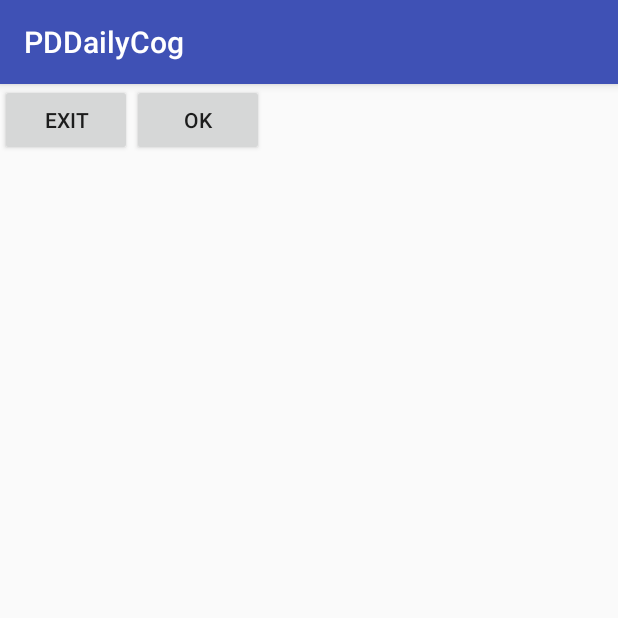
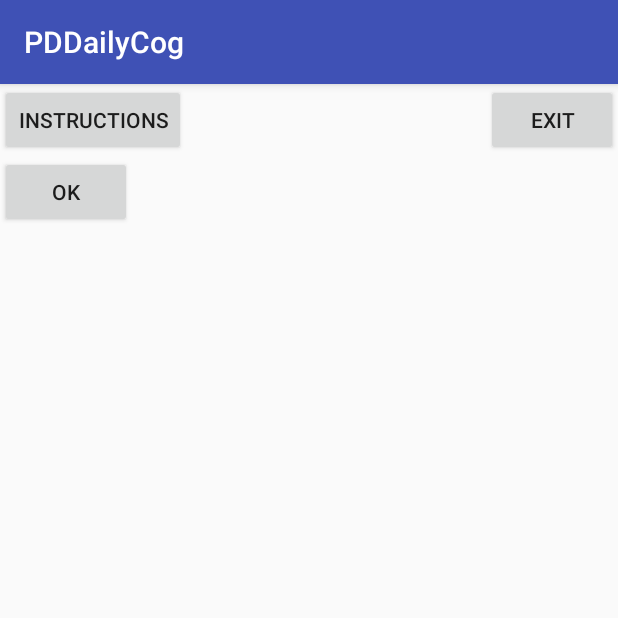
Before and after one commit to shanih/PDDailyCog, an Android app: the TrialChoreActivity screen opened directly, with no data from a screen before it, on a phone screen of 412 x 824 dp, the top half of it. Run offline under Robolectric (Android 15) with nearby library versions, the phone set to English and light mode, and no system bars; our stand-ins replace ButterKnife, Firebase (no records; nobody signed in at launch, a user with empty details on screens opened directly); 2 statements that could not run were skipped.

Commit message:
add fragments - image and instrc

```diff
--- a/app/build.gradle
+++ b/app/build.gradle
@@ -43,4 +43,6 @@ dependencies {
 
 
 
+
+
 apply plugin: 'com.google.gms.google-services'
--- a/app/src/main/java/il/ac/pddailycogresearch/pddailycog/activities/AirplaneModeRequestActivity.java
+++ b/app/src/main/java/il/ac/pddailycogresearch/pddailycog/activities/AirplaneModeRequestActivity.java
@@ -29,10 +29,10 @@ public class AirplaneModeRequestActivity extends AppCompatActivity {
                 startActivity(new Intent(Settings.ACTION_AIRPLANE_MODE_SETTINGS));
                 break;
             case R.id.buttonAirplaneOk:
-                if(isAirplaneMode())
+               // if(isAirplaneMode()) TODO uncomment but its annoying
                     openNextChoreActivity();
-                else
-                    CommonUtils.showMessage(this,R.string.error_not_in_airplane_mode);
+//                else
+//                    CommonUtils.showMessage(this,R.string.error_not_in_airplane_mode);
                 break;
         }
     }
--- /dev/null
+++ b/app/src/main/java/il/ac/pddailycogresearch/pddailycog/fragments/InstructionFragment.java
@@ -0,0 +1,121 @@
+package il.ac.pddailycogresearch.pddailycog.fragments;
+
+import android.content.Context;
+import android.net.Uri;
+import android.os.Bundle;
+import android.support.v4.app.Fragment;
+import android.view.LayoutInflater;
+import android.view.View;
+import android.view.ViewGroup;
+
+import il.ac.pddailycogresearch.pddailycog.R;
+
+/**
+ * A simple {@link Fragment} subclass.
+ * Activities that contain this fragment must implement the
+ * {@link InstructionFragment.OnFragmentInteractionListener} interface
+ * to handle interaction events.
+ * Use the {@link InstructionFragment#newInstance} factory method to
+ * create an instance of this fragment.
+ */
+public class InstructionFragment extends Fragment {
+    // TODO: Rename parameter arguments, choose names that match
+    // the fragment initialization parameters, e.g. ARG_ITEM_NUMBER
+    private static final String ARG_PARAM1 = "param1";
+    private static final String ARG_PARAM2 = "param2";
+
+    // TODO: Rename and change types of parameters
+    private String mParam1;
+    private String mParam2;
+
+    private OnFragmentInteractionListener mListener;
+
+    public InstructionFragment() {
+        // Required empty public constructor
+    }
+
+    /**
+     * Use this factory method to create a new instance of
+     * this fragment using the provided parameters.
+     *
+     * @param param1 Parameter 1.
+     * @param param2 Parameter 2.
+     * @return A new instance of fragment InstructionFragment.
+     */
+    // TODO: Rename and change types and number of parameters
+    public static InstructionFragment newInstance(String param1, String param2) {
+        InstructionFragment fragment = new InstructionFragment();
+        Bundle args = new Bundle();
+        args.putString(ARG_PARAM1, param1);
+        args.putString(ARG_PARAM2, param2);
+        fragment.setArguments(args);
+        return fragment;
+    }
+
+    @Override
+    public void onCreate(Bundle savedInstanceState) {
+        super.onCreate(savedInstanceState);
+        if (getArguments() != null) {
+            mParam1 = getArguments().getString(ARG_PARAM1);
+            mParam2 = getArguments().getString(ARG_PARAM2);
+        }
+    }
+
+    @Override
+    public View onCreateView(LayoutInflater inflater, ViewGroup container,
+                             Bundle savedInstanceState) {
+        // Inflate the layout for this fragment
+        return inflater.inflate(R.layout.fragment_instruction, container, false);
+    }
+
+    // TODO: Rename method, update argument and hook method into UI event
+    public void onButtonPressed(Uri uri) {
+        if (mListener != null) {
+            mListener.onSoundButtonClick(uri);
+        }
+    }
+/*
+
+    @Override
+    public void onDestroyView() {
+        mListener.onInstructionFragmentDetach();
+        super.onDestroyView();
+    }
+*/
+
+    @Override
+    public void onAttach(Context context) {
+        super.onAttach(context);
+        if (context instanceof OnFragmentInteractionListener) {
+            mListener = (OnFragmentInteractionListener) context;
+            mListener.onInstructionFragmentAttach();
+        } else {
+            throw new RuntimeException(context.toString()
+                    + " must implement OnFragmentInteractionListener");
+        }
+    }
+
+    @Override
+    public void onDetach() {
+        super.onDetach();
+        mListener.onInstructionFragmentDetach();
+        mListener = null;
+    }
+
+    /**
+     * This interface must be implemented by activities that contain this
+     * fragment to allow an interaction in this fragment to be communicated
+     * to the activity and potentially other fragments contained in that
+     * activity.
+     * <p>
+     * See the Android Training lesson <a href=
+     * "http://developer.android.com/training/basics/fragments/communicating.html"
+     * >Communicating with Other Fragments</a> for more information.
+     */
+    public interface OnFragmentInteractionListener {
+        // TODO: Update argument type and name
+        void onSoundButtonClick(Uri uri);
+        void onInstructionFragmentAttach();
+        void onInstructionFragmentDetach();
+    }
+}
--- a/app/src/main/java/il/ac/pddailycogresearch/pddailycog/utils/Consts.java
+++ b/app/src/main/java/il/ac/pddailycogresearch/pddailycog/utils/Consts.java
@@ -14,4 +14,5 @@ public class Consts {
     public static final String TIMESTAMP_FORMAT = "dd-MM-yyyy_HH-mm-ss";
     public static final Double IMAGEVIEW_HEIGHT_PERCENTAGE = 0.60;
     public static final int CHORES_AMOUNT = 1;
+
 }
--- a/app/src/main/res/layout/activity_trial_chore.xml
+++ b/app/src/main/res/layout/activity_trial_chore.xml
@@ -1,25 +1,55 @@
 <?xml version="1.0" encoding="utf-8"?>
-<LinearLayout xmlns:android="http://schemas.android.com/apk/res/android"
+<RelativeLayout xmlns:android="http://schemas.android.com/apk/res/android"
     xmlns:app="http://schemas.android.com/apk/res-auto"
     xmlns:tools="http://schemas.android.com/tools"
     android:layout_width="match_parent"
     android:layout_height="match_parent"
     tools:context="il.ac.pddailycogresearch.pddailycog.activities.TrialChoreActivity">
 
+    <RelativeLayout
+        android:id="@+id/relativeLayoutTrialHeader"
+        android:layout_width="match_parent"
+        android:layout_height="wrap_content"
+        android:orientation="horizontal">
+
         <Button
+            android:id="@+id/buttonTrialChoreInstruction"
             android:layout_width="wrap_content"
             android:layout_height="wrap_content"
-       android:text="exit"
-       android:id="@+id/buttonTrialChoreExit"/>
+            android:layout_alignParentLeft="true"
+            android:layout_alignParentStart="true"
+            android:text="@string/instructions" />
+
         <Button
+            android:id="@+id/buttonTrialChoreExit"
             android:layout_width="wrap_content"
             android:layout_height="wrap_content"
-        android:layout_alignParentBottom="true"
-        android:text="@string/ok"
-        android:id="@+id/buttonTrialChoreOk"/>
-    <ImageView
+            android:layout_alignParentEnd="true"
+            android:layout_alignParentRight="true"
+            android:text="exit" />
+
+    </RelativeLayout>
+
+    <FrameLayout
+        android:id="@+id/frameLayoutTrialFragmentContainer"
         android:layout_width="wrap_content"
         android:layout_height="wrap_content"
-    android:id="@+id/imageViewTrial"/>
+        android:layout_below="@id/relativeLayoutTrialHeader">
 
-</LinearLayout>
+      <!--  <fragment
+            android:name="il.ac.pddailycogresearch.pddailycog.fragments.InstructionFragment"
+            android:id="@+id/fragmentTrialChoreInstruction"
+            android:layout_width="match_parent"
+            android:layout_height="wrap_content">
+
+        </fragment>-->
+    </FrameLayout>
+
+    <Button
+        android:id="@+id/buttonTrialChoreOk"
+        android:layout_width="wrap_content"
+        android:layout_height="wrap_content"
+        android:layout_below="@id/frameLayoutTrialFragmentContainer"
+        android:text="@string/ok" />
+
+</RelativeLayout>
--- a/app/src/main/res/values/strings.xml
+++ b/app/src/main/res/values/strings.xml
@@ -5,6 +5,7 @@
     <string name="sign_in">Sign In</string>
     <string name="username">Username</string>
     <string name="password">Password</string>
+
     <string name="ok">OK</string>
     <string name="welcome_text">welcome</string>
     <string name="open_settings">Open Airplane Mode Settings</string>
@@ -14,5 +15,11 @@
     <string name="exit_alert_header">Warning</string>
     <string name="exit_alert_message">You are quiting without finishing the chore. Are you sure?</string>
 
+    <!-- TODO: Remove or change this placeholder text -->
+    <string name="hello_blank_fragment">Hello blank fragment</string>
+    <string name="take_picture">take picture</string>
+    <string name="instructions">Instructions</string>
+    <string name="re_take_picture">replace picture</string>
+
 
 </resources>
```
Also changed, not shown: app/src/main/java/il/ac/pddailycogresearch/pddailycog/activities/TrialChoreActivity.java (+119 -44 lines), app/src/main/java/il/ac/pddailycogresearch/pddailycog/fragments/TakePictureFragment.java (added, +203 -0 lines), app/src/main/java/il/ac/pddailycogresearch/pddailycog/utils/ImageUtils.java (+5 -4 lines), app/src/main/res/layout/fragment_instruction.xml (added, +14 -0 lines), app/src/main/res/layout/fragment_take_picture.xml (added, +18 -0 lines), 1 other file. Lines whose indentation alone changed are shown as unchanged.
